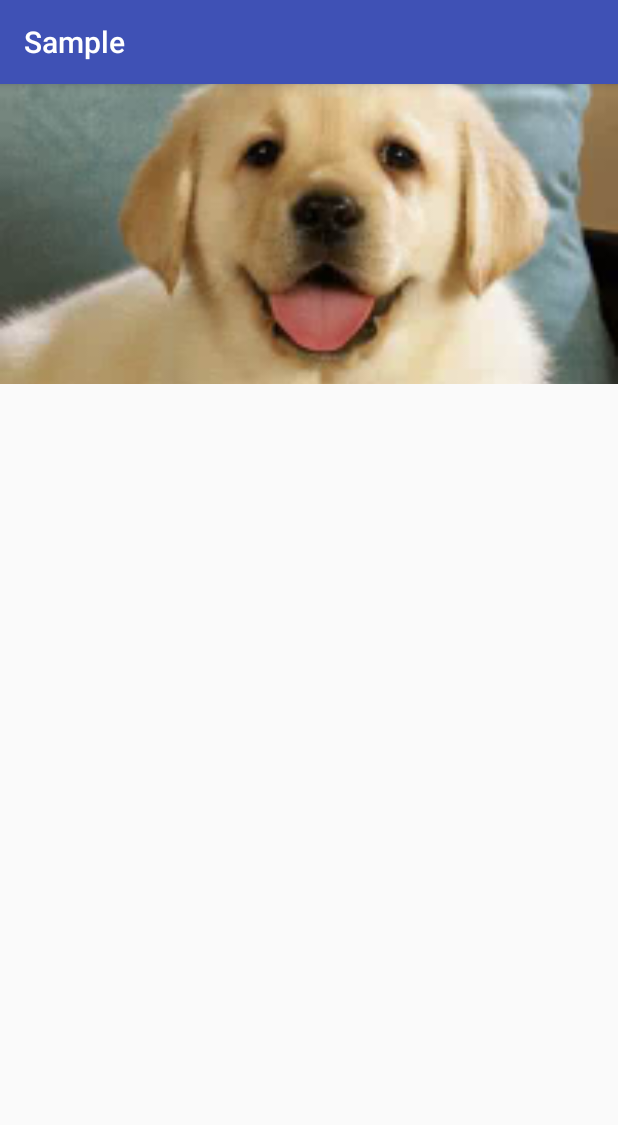
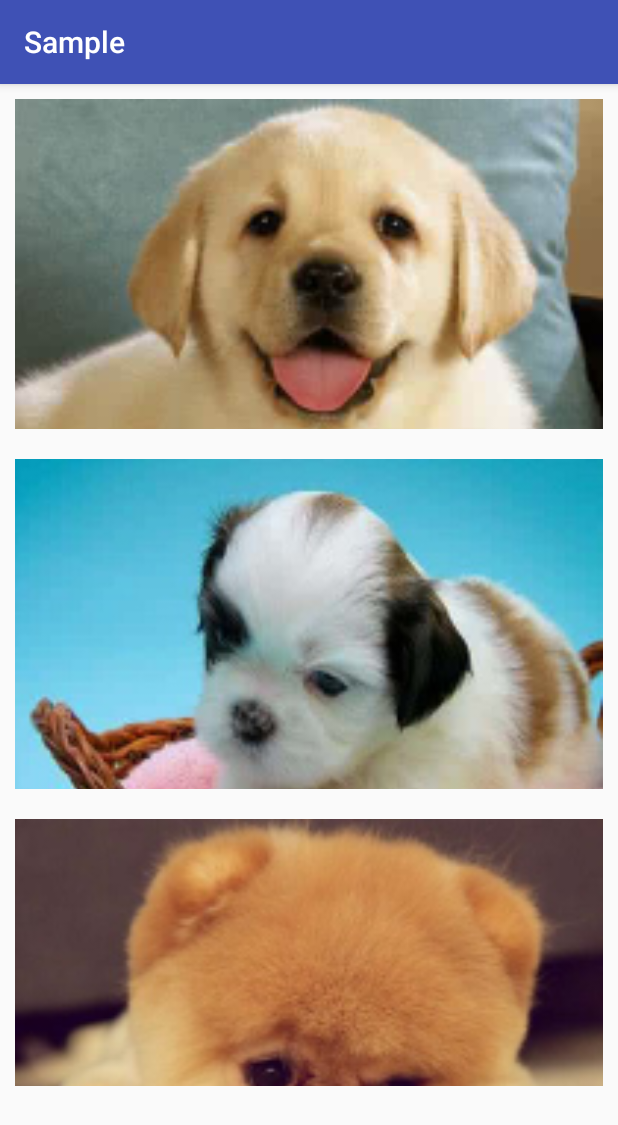
Before and after one commit to CysionLiu/SelfAdjointView, an Android app: the screen it shows after launch (MainActivity), on a phone screen of 412 x 824 dp. Shown: the top 1125 px of the screen. Run offline under Robolectric (Android 15) with nearby library versions, the phone set to English and light mode, and no system bars.

Commit message:
get a mililone

```diff
--- a/AdjointLib/src/main/java/com/cysion/adjointlib/AdjointContainer.java
+++ b/AdjointLib/src/main/java/com/cysion/adjointlib/AdjointContainer.java
@@ -2,12 +2,16 @@ package com.cysion.adjointlib;
 
 import android.content.Context;
 import android.graphics.Canvas;
+import android.graphics.Rect;
 import android.graphics.drawable.Drawable;
 import android.support.annotation.Nullable;
 import android.util.AttributeSet;
+import android.view.View;
 import android.view.ViewTreeObserver;
 import android.widget.ImageView;
 import android.widget.RelativeLayout;
+
+import com.cysion.adjointlib.view.SelfAdjustImageView;
 
 /**
  * Created by CysionLiu on 2017/8/9.
@@ -16,8 +20,19 @@ import android.widget.RelativeLayout;
 public class AdjointContainer extends RelativeLayout implements ViewTreeObserver.OnScrollChangedListener {
     private boolean enableScrollParallax = true;
     private int[] viewLocation = new int[2];
+
     private Drawable mDrawable;
     private ImageView mImageView;
+
+    private Rect parentLocation = new Rect();
+
+    public Rect getParentLocation() {
+        return parentLocation;
+    }
+
+    public void setParentLocation(Rect aParentLocation) {
+        parentLocation = aParentLocation;
+    }
 
     public void setImageView(ImageView aImageView) {
         mImageView = aImageView;
@@ -29,19 +44,22 @@ public class AdjointContainer extends RelativeLayout implements ViewTreeObserver
 
     public AdjointContainer(Context context) {
         super(context);
-        setBackgroundColor(0x0000);
+        init();
     }
 
     public AdjointContainer(Context context, @Nullable AttributeSet attrs) {
         super(context, attrs);
-        setBackgroundColor(0x0000);
+        init();
     }
 
     public AdjointContainer(Context context, @Nullable AttributeSet attrs, int defStyleAttr) {
         super(context, attrs, defStyleAttr);
+        init();
+    }
+
+    private void init() {
         setBackgroundColor(0x0000);
     }
-
 
     @Override
     protected void onAttachedToWindow() {
@@ -58,7 +76,7 @@ public class AdjointContainer extends RelativeLayout implements ViewTreeObserver
     @Override
     protected void onDraw(Canvas canvas) {
         mDrawable = mImageView.getDrawable();
-        if (!enableScrollParallax || mDrawable == null) {
+        if (!enableScrollParallax || mDrawable == null || parentLocation.bottom == 0) {
             super.onDraw(canvas);
             return;
         }
@@ -66,8 +84,11 @@ public class AdjointContainer extends RelativeLayout implements ViewTreeObserver
 //        if (parallaxStyles != null){
 //            parallaxStyles.transform(this, canvas, viewLocation[0], viewLocation[1]);
 //        }
+
         getLocationInWindow(viewLocation);
         int y = viewLocation[1];
+        int ptop = parentLocation.top;
+        int pbottom = parentLocation.bottom;
         // image's width and height
         int iWidth = mDrawable.getIntrinsicWidth();
         int iHeight = mDrawable.getIntrinsicHeight();
@@ -80,18 +101,22 @@ public class AdjointContainer extends RelativeLayout implements ViewTreeObserver
 
         // device's height
         int dHeight = getResources().getDisplayMetrics().heightPixels;
+        dHeight = dHeight < pbottom ? dHeight : pbottom;
         if (iWidth * vHeight < iHeight * vWidth) {
             // avoid over scroll
-            if (y < -vHeight) {
-                y = -vHeight;
+            if (y < ptop - vHeight) {
+                y = ptop - vHeight;
             } else if (y > dHeight) {
                 y = dHeight;
             }
 
             float imgScale = (float) vWidth / (float) iWidth;
-            float max_dy = Math.abs((iHeight * imgScale - vHeight) * 0.5f);
-            float translateY = -(2 * max_dy * y + max_dy * (vHeight - dHeight)) / (vHeight + dHeight);
-            canvas.translate(0, translateY * 2.5f);
+            float max_dy = Math.abs((iHeight * imgScale - vHeight));
+            y = y - ptop;
+            int farY = pbottom - ptop-vHeight;
+//            float translateY = -(2 * max_dy * y + max_dy * (vHeight - dHeight)) / (vHeight + dHeight);
+            float translateY = -(max_dy * y / farY);
+            canvas.translate(0, translateY);
         }
         super.onDraw(canvas);
     }
@@ -108,4 +133,13 @@ public class AdjointContainer extends RelativeLayout implements ViewTreeObserver
     protected void onMeasure(int widthMeasureSpec, int heightMeasureSpec) {
         super.onMeasure(widthMeasureSpec, heightMeasureSpec);
     }
+
+
+    public interface AdjointStyle {
+        void onAttachedToImageView(SelfAdjustImageView view);
+
+        void onDetachedFromImageView(SelfAdjustImageView view);
+
+        void transform(SelfAdjustImageView view, Canvas canvas, int x, int y);
+    }
 }
--- a/AdjointLib/src/main/java/com/cysion/adjointlib/view/SelfAdjustImageView.java
+++ b/AdjointLib/src/main/java/com/cysion/adjointlib/view/SelfAdjustImageView.java
@@ -11,11 +11,7 @@ import android.widget.ImageView;
  * Created by gjz on 25/11/2016.
  */
 
-public class SelfAdjustImageView extends ImageView{
-    private int[] viewLocation = new int[2];
-    private boolean enableScrollParallax = true;
-
-    private ParallaxStyle parallaxStyles;
+public class SelfAdjustImageView extends ImageView {
 
     public SelfAdjustImageView(Context context) {
         this(context, null);
@@ -29,66 +25,14 @@ public class SelfAdjustImageView extends ImageView{
         super(context, attrs, defStyleAttr);
     }
 
-//    @Override
-//    protected void onDraw(Canvas canvas) {
-//        if (!enableScrollParallax || getDrawable() == null) {
-//            super.onDraw(canvas);
-//            return;
-//        }
-//
-//        if (parallaxStyles != null){
-//            getLocationInWindow(viewLocation);
-//            parallaxStyles.transform(this, canvas, viewLocation[0], viewLocation[1]);
-//        }
-//
-//        super.onDraw(canvas);
-//    }
-//
-//    @Override
-//    protected void onAttachedToWindow() {
-//        super.onAttachedToWindow();
-//        getViewTreeObserver().addOnScrollChangedListener(this);
-//    }
-//
-//    @Override
-//    protected void onDetachedFromWindow() {
-//        getViewTreeObserver().removeOnScrollChangedListener(this);
-//        super.onDetachedFromWindow();
-//    }
-//
-//    @Override
-//    public void onScrollChanged() {
-//        if (enableScrollParallax) {
-//            invalidate();
-//        }
-//    }
-
-    public void setParallaxStyles(ParallaxStyle styles) {
-        if (parallaxStyles != null) {
-            parallaxStyles.onDetachedFromImageView(this);
-        }
-        parallaxStyles = styles;
-        parallaxStyles.onAttachedToImageView(this);
-    }
-
-    public void setEnableScrollParallax(boolean enableScrollParallax) {
-        this.enableScrollParallax = enableScrollParallax;
-    }
-
-    public interface ParallaxStyle {
-        void onAttachedToImageView(SelfAdjustImageView view);
-        void onDetachedFromImageView(SelfAdjustImageView view);
-        void transform(SelfAdjustImageView view, Canvas canvas, int x, int y);
-    }
-
     @Override
     protected void onMeasure(int widthMeasureSpec, int heightMeasureSpec) {
         if (getDrawable() != null) {
             int width = MeasureSpec.getSize(widthMeasureSpec);
             int height = width * getDrawable().getIntrinsicHeight() / getDrawable().getIntrinsicWidth();
             setMeasuredDimension(width, height);
-        }else{
-            super.onMeasure(widthMeasureSpec,heightMeasureSpec);
+        } else {
+            super.onMeasure(widthMeasureSpec, heightMeasureSpec);
         }
 
     }
--- a/sample/src/main/java/com/cysion/sample/MainActivity.java
+++ b/sample/src/main/java/com/cysion/sample/MainActivity.java
@@ -1,7 +1,8 @@
 package com.cysion.sample;
 
+import android.graphics.Rect;
+import android.os.Bundle;
 import android.support.v7.app.AppCompatActivity;
-import android.os.Bundle;
 import android.support.v7.widget.LinearLayoutManager;
 import android.support.v7.widget.RecyclerView;
 
@@ -11,6 +12,8 @@ import com.cysion.sample.adapter.GlobalAdapter;
 public class MainActivity extends AppCompatActivity {
 
     private RecyclerView mRecyclerView;
+    private GlobalAdapter mAdapter;
+    private Rect mR;
 
     @Override
     protected void onCreate(Bundle savedInstanceState) {
@@ -18,8 +21,20 @@ public class MainActivity extends AppCompatActivity {
         ALog.single().init(this);
         setContentView(R.layout.activity_main);
         mRecyclerView = (RecyclerView) findViewById(R.id.recycler);
-        mRecyclerView.setLayoutManager(new LinearLayoutManager(this,LinearLayoutManager.VERTICAL,false));
-        GlobalAdapter adapter = new GlobalAdapter(this, Provider.single().getImgs());
-        mRecyclerView.setAdapter(adapter);
+        mRecyclerView.setLayoutManager(new LinearLayoutManager(this, LinearLayoutManager.VERTICAL, false));
+        mAdapter = new GlobalAdapter(this, Provider.single().getImgs());
+        mR = new Rect();
+        mRecyclerView.post(new Runnable() {
+            @Override
+            public void run() {
+                mRecyclerView.getGlobalVisibleRect(mR);
+//                int[] loc = new int[2];
+//                mRecyclerView.getLocationOnScreen(loc);
+//                mR.set(loc[0], loc[1], loc[0] + mRecyclerView.getWidth(), loc[1] + mRecyclerView.getHeight());
+                mAdapter.setParentLocation(mR);
+            }
+        });
+
+        mRecyclerView.setAdapter(mAdapter);
     }
 }
--- a/sample/src/main/java/com/cysion/sample/adapter/GlobalAdapter.java
+++ b/sample/src/main/java/com/cysion/sample/adapter/GlobalAdapter.java
@@ -2,6 +2,7 @@ package com.cysion.sample.adapter;
 
 import android.app.Activity;
 import android.content.Context;
+import android.graphics.Rect;
 import android.support.v7.widget.RecyclerView;
 import android.util.Log;
 import android.view.LayoutInflater;
@@ -27,6 +28,12 @@ public class GlobalAdapter extends RecyclerView.Adapter {
     private LayoutInflater mLayoutInflater;
     private Context mContext;
     private Activity mActivity;
+
+    private Rect parentLocation = new Rect();
+
+    public void setParentLocation(Rect aParentLocation) {
+        parentLocation = aParentLocation;
+    }
 
     public GlobalAdapter(Context aContext, List<? extends BaseData> aDataList) {
         if (aContext instanceof Activity) {
@@ -57,13 +64,13 @@ public class GlobalAdapter extends RecyclerView.Adapter {
 
     @Override
     public void onBindViewHolder(RecyclerView.ViewHolder holder, int position) {
+        ((BaseViewHolder) holder).setParentLocation(parentLocation);
         ((BaseViewHolder) holder).bindData(mActivity, mDataList, holder.getLayoutPosition());
 
     }
 
     @Override
     public int getItemCount() {
-        Log.e("flag--", "getItemCount(GlobalAdapter.java:65)-->>" + mDataList.size());
         return mDataList.size();
 
     }
--- a/sample/src/main/java/com/cysion/sample/holder/BaseViewHolder.java
+++ b/sample/src/main/java/com/cysion/sample/holder/BaseViewHolder.java
@@ -1,6 +1,7 @@
 package com.cysion.sample.holder;
 
 import android.app.Activity;
+import android.graphics.Rect;
 import android.support.v7.widget.RecyclerView;
 import android.view.View;
 
@@ -11,6 +12,15 @@ import java.util.List;
 public abstract class BaseViewHolder extends RecyclerView.ViewHolder {
     private String mPageType;
     protected Activity mActivity;
+    private Rect parentLocation = new Rect();
+
+    public Rect getParentLocation() {
+        return parentLocation;
+    }
+
+    public void setParentLocation(Rect aParentLocation) {
+        parentLocation = aParentLocation;
+    }
 
     public String getPageType() {
         return mPageType;
--- a/sample/src/main/java/com/cysion/sample/holder/ImgHolder.java
+++ b/sample/src/main/java/com/cysion/sample/holder/ImgHolder.java
@@ -31,7 +31,6 @@ public class ImgHolder extends BaseViewHolder {
     public void bindData(Activity aActivity, List<? extends BaseData> aDataList, int position) {
         ImgData baseData = (ImgData) aDataList.get(position);
         mImg.setImageResource(baseData.getImgId());
-
+        mCon.setParentLocation(getParentLocation());
     }
-
 }
--- a/sample/src/main/res/layout/activity_main.xml
+++ b/sample/src/main/res/layout/activity_main.xml
@@ -8,6 +8,7 @@
     <android.support.v7.widget.RecyclerView
         android:id="@+id/recycler"
         android:layout_width="match_parent"
+        android:layout_marginBottom="100dp"
         android:layout_height="match_parent">
     </android.support.v7.widget.RecyclerView>
 
--- a/sample/src/main/res/layout/holder_img.xml
+++ b/sample/src/main/res/layout/holder_img.xml
@@ -1,20 +1,17 @@
 <?xml version="1.0" encoding="utf-8"?>
-<LinearLayout xmlns:android="http://schemas.android.com/apk/res/android"
-              android:layout_width="match_parent"
-              android:layout_height="match_parent"
-              android:layout_marginBottom="5dp"
-              android:orientation="vertical">
 
 <com.cysion.adjointlib.AdjointContainer
+    xmlns:android="http://schemas.android.com/apk/res/android"
     android:id="@+id/container"
-        android:gravity="bottom"
+    android:background="@color/colorAccent"
     android:layout_width="match_parent"
-        android:layout_height="200dp">
+    android:layout_height="220dp"
+    android:layout_margin="10dp">
 
     <com.cysion.adjointlib.view.SelfAdjustImageView
         android:id="@+id/img_holder_img"
         android:layout_width="match_parent"
         android:layout_height="wrap_content"
         android:adjustViewBounds="true"/>
+
 </com.cysion.adjointlib.AdjointContainer>
-</LinearLayout>
```
Also changed, not shown: sample/src/main/res/layout/holder_span.xml (+25 -2 lines). Lines whose indentation alone changed are shown as unchanged.
